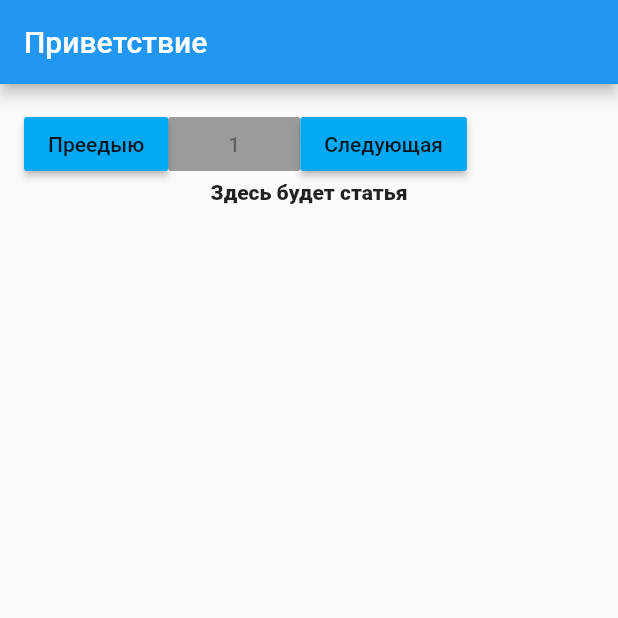
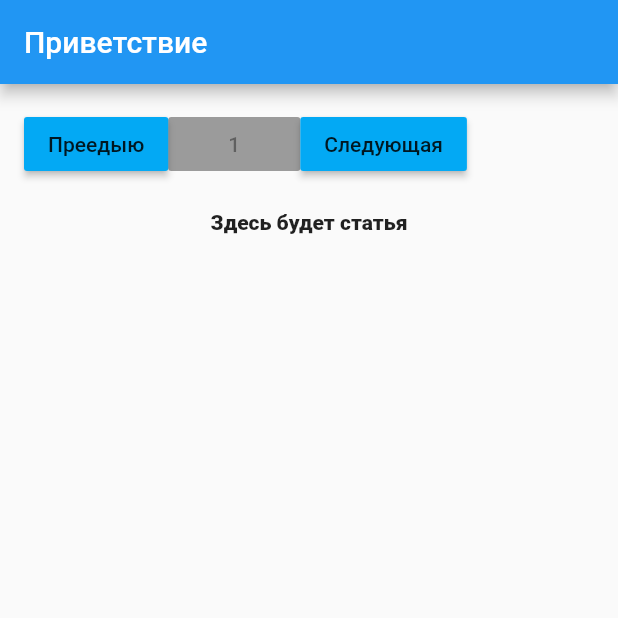
Before and after one commit to akkolyasnikov/hello_flutter, a Flutter app: the screen it shows after launch, on a phone screen of 412 x 824 dp, the top half of it. Run offline on Flutter 3.47's test engine with Material 2 defaults, Android fonts, the phone set to English and light mode, and no system bars.

Commit message:
Первичное размещение проекта из локального репозитария

```diff
--- a/lib/main.dart
+++ b/lib/main.dart
@@ -91,16 +91,18 @@ class ArticleViewState extends State<ArticleView>{
               ),
               new Container(
                 width:250.0,
-                child: new Center(
-                  child:new Text(
-                    _articleHead,
-                    style: new TextStyle(
-                      fontWeight: FontWeight.w900,
-                    )
-                  )
+                margin: const EdgeInsets.fromLTRB(0.0, 20.0, 0.0, 0.0),
+                child:new Text(
+                  _articleHead,
+                  style: new TextStyle(
+                    fontWeight: FontWeight.w900,
+                  ),
+                  textAlign: TextAlign.center
                 )
               ),
-              new Text(_articleContent)
+              new Text(
+                _articleContent,
+                textAlign: TextAlign.justify)
             ]
           )
         )
```
